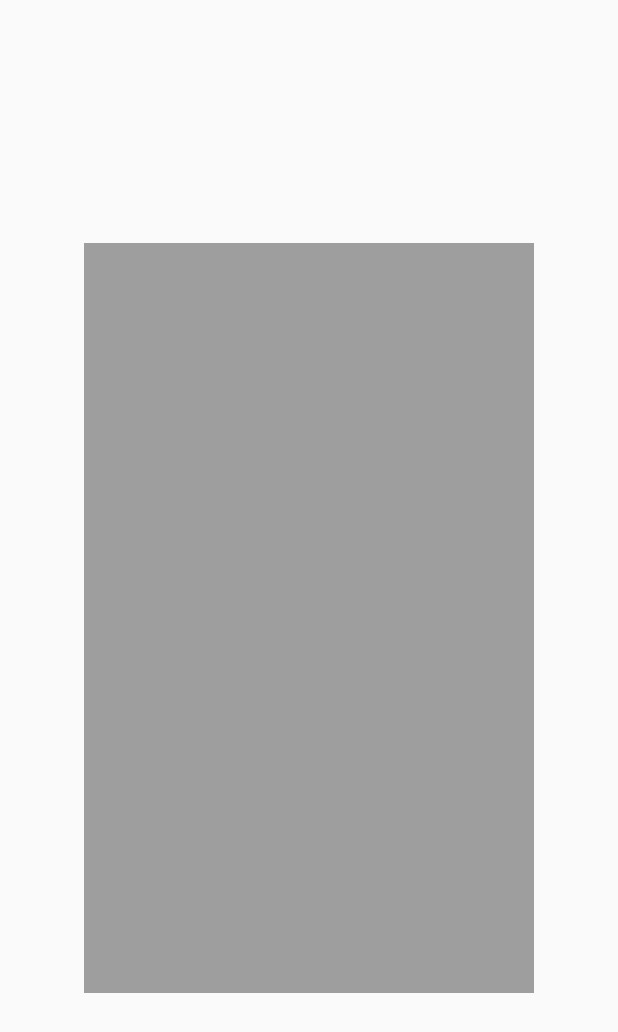
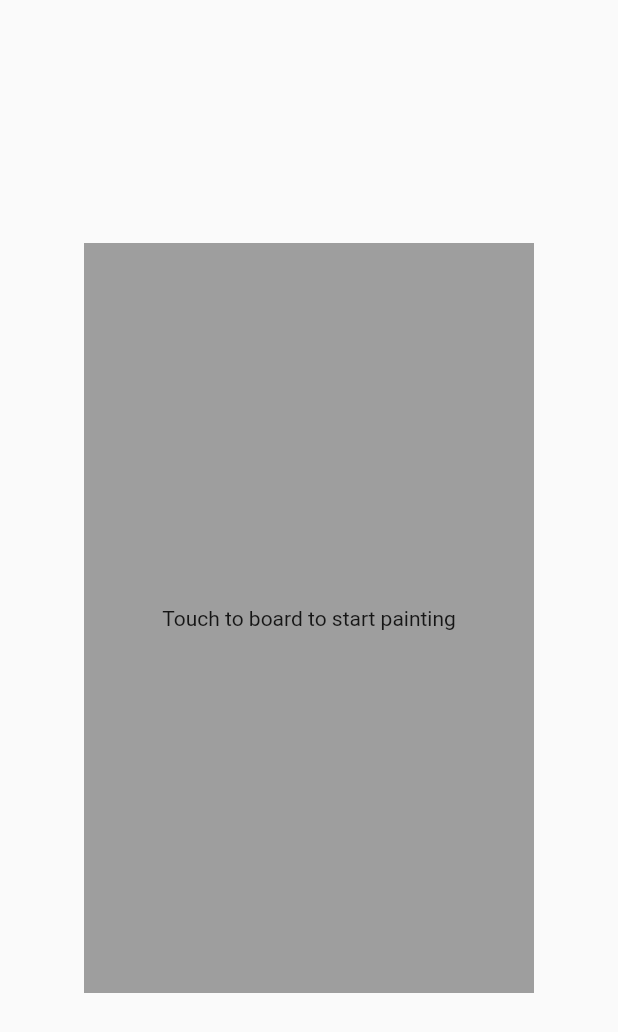
Before and after one commit to vieiragabrielalessio/flutter_painting_tools, a Flutter app: the screen it shows after launch, on a phone screen of 412 x 824 dp. Shown: the top 1032 px of the screen. Run offline on Flutter 3.47's test engine with Material 2 defaults, Android fonts, the phone set to English and light mode, and no system bars; our stand-ins replace bloc, flutter_bloc.

Commit message:
added basic custom painter functionalities
a custom painter related to the painting board was added. Now simple drawings can be done but when the user removes the finger from the screen the painting is deleted

```diff
--- a/lib/logic/painting_board/painting_board_bloc.dart
+++ b/lib/logic/painting_board/painting_board_bloc.dart
@@ -21,8 +21,9 @@ class PaintingBoardBloc extends Bloc<PaintingBoardEvent, PaintingBoardState> {
       points.add(event.position);
       yield PaintingBoardInProgress(points);
     } else if (event is PaintingBoardLineEnded) {
+      // print('line ended');
       points.clear();
-      // print('line ended');
+      yield PaintingBoardInProgress(points);
     }
   }
 }
--- /dev/null
+++ b/lib/presentation/painters/painting_board_painter.dart
@@ -0,0 +1,22 @@
+import 'dart:developer';
+import 'dart:ui';
+
+import 'package:flutter/material.dart';
+import 'package:flutter/rendering.dart';
+
+class PaintingBoardPainter extends CustomPainter {
+  PaintingBoardPainter(this.points);
+
+  /// The list of point used to represent the painting.
+  final List<Offset> points;
+  @override
+  void paint(Canvas canvas, Size size) {
+    final Paint paint = Paint()
+      ..color = Colors.black
+      ..strokeWidth = 5;
+    canvas.drawPoints(PointMode.points, points, paint);
+  }
+
+  @override
+  bool shouldRepaint(PaintingBoardPainter oldDelegate) => true;
+}
--- a/lib/presentation/widgets/painting_board.dart
+++ b/lib/presentation/widgets/painting_board.dart
@@ -2,6 +2,8 @@ import 'package:flutter/material.dart';
 import 'package:flutter_bloc/flutter_bloc.dart';
 import 'package:flutter_painting_tools/logic/painting_board/painting_board_bloc.dart';
 import 'package:flutter_painting_tools/logic/painting_board/painting_board_event.dart';
+import 'package:flutter_painting_tools/logic/painting_board/painting_board_state.dart';
+import 'package:flutter_painting_tools/presentation/painters/painting_board_painter.dart';
 
 class PaintingBoard extends StatelessWidget {
   /// A board where the user can paint.
@@ -72,7 +74,21 @@ class PaintingBoard extends StatelessWidget {
                 BlocProvider.of<PaintingBoardBloc>(context)
                     .add(PaintingBoardLineEnded());
               },
+              child: BlocBuilder<PaintingBoardBloc, PaintingBoardState>(
+                bloc: BlocProvider.of<PaintingBoardBloc>(context, listen: true),
+                builder: (BuildContext context, PaintingBoardState state) {
+                  if (state is PaintingBoardInProgress)
+                    return CustomPaint(
+                      painter: PaintingBoardPainter(state.points),
+                    );
+                  else
+                    return const Center(
+                      child: Text('Touch to board to start painting'),
+                    );
+                },
               ),
-                )),
+            ),
+          ),
+        ),
       );
 }
```
Lines whose indentation alone changed are shown as unchanged.
